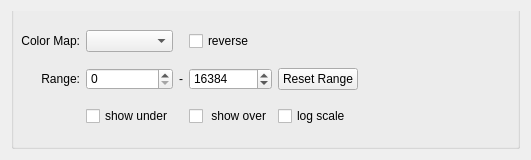
The window that hexrd/ui/resources/ui/color_map_editor.ui (HEXRD/hexrdgui) describes before a commit, drawn with Qt 5.
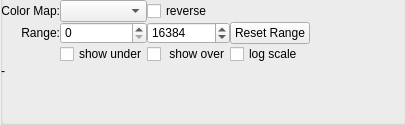
The same window after the commit.

Commit message:
Updated and tweaked UI layout, decimals, quit
A number of minor tweaks to regain empty space, add more default
precision to the form view, and add a quit action to the menu.

Diff of the .ui file:
```diff
--- a/hexrd/ui/resources/ui/color_map_editor.ui
+++ b/hexrd/ui/resources/ui/color_map_editor.ui
@@ -6,13 +6,25 @@
    <rect>
     <x>0</x>
     <y>0</y>
-    <width>531</width>
-    <height>160</height>
+    <width>406</width>
+    <height>125</height>
    </rect>
   </property>
   <layout class="QVBoxLayout" name="verticalLayout_2">
    <property name="spacing">
-    <number>6</number>
+    <number>0</number>
+   </property>
+   <property name="leftMargin">
+    <number>0</number>
+   </property>
+   <property name="topMargin">
+    <number>0</number>
+   </property>
+   <property name="rightMargin">
+    <number>0</number>
+   </property>
+   <property name="bottomMargin">
+    <number>0</number>
    </property>
    <item>
     <widget class="QGroupBox" name="group_box">
@@ -28,15 +40,31 @@
      <property name="checkable">
       <bool>false</bool>
      </property>
+     <layout class="QVBoxLayout" name="verticalLayout">
+      <property name="spacing">
+       <number>0</number>
+      </property>
+      <property name="leftMargin">
+       <number>0</number>
+      </property>
+      <property name="topMargin">
+       <number>0</number>
+      </property>
+      <property name="rightMargin">
+       <number>0</number>
+      </property>
+      <property name="bottomMargin">
+       <number>0</number>
+      </property>
+      <item>
+       <layout class="QHBoxLayout" name="horizontalLayout">
+        <property name="spacing">
+         <number>0</number>
+        </property>
+        <item>
      <layout class="QGridLayout" name="gridLayout">
-      <property name="leftMargin">
-       <number>9</number>
-      </property>
-      <property name="topMargin">
-       <number>9</number>
-      </property>
-      <property name="verticalSpacing">
-       <number>6</number>
+          <property name="spacing">
+           <number>0</number>
       </property>
       <item row="0" column="0">
        <widget class="QLabel" name="label">
@@ -48,50 +76,6 @@
         </property>
        </widget>
       </item>
-      <item row="2" column="1">
-       <widget class="QCheckBox" name="show_under">
-        <property name="toolTip">
-         <string>Color under values as blue</string>
-        </property>
-        <property name="text">
-         <string>show under</string>
-        </property>
-       </widget>
-      </item>
-      <item row="0" column="3">
-       <widget class="QCheckBox" name="reverse">
-        <property name="text">
-         <string>reverse</string>
-        </property>
-       </widget>
-      </item>
-      <item row="2" column="3">
-       <widget class="QCheckBox" name="show_over">
-        <property name="toolTip">
-         <string>Color over values as red</string>
-        </property>
-        <property name="text">
-         <string> show over</string>
-        </property>
-       </widget>
-      </item>
-      <item row="1" column="0">
-       <widget class="QLabel" name="label_2">
-        <property name="text">
-         <string>Range:</string>
-        </property>
-        <property name="alignment">
-         <set>Qt::AlignRight|Qt::AlignTrailing|Qt::AlignVCenter</set>
-        </property>
-       </widget>
-      </item>
-      <item row="1" column="2">
-       <widget class="QLabel" name="label_3">
-        <property name="text">
-         <string>-</string>
-        </property>
-       </widget>
-      </item>
       <item row="0" column="1">
        <widget class="QComboBox" name="color_map">
         <property name="styleSheet">
@@ -102,6 +86,23 @@
         </property>
        </widget>
       </item>
+          <item row="0" column="2">
+           <widget class="QCheckBox" name="reverse">
+            <property name="text">
+             <string>reverse</string>
+            </property>
+           </widget>
+          </item>
+          <item row="1" column="0">
+           <widget class="QLabel" name="label_2">
+            <property name="text">
+             <string>Range:</string>
+            </property>
+            <property name="alignment">
+             <set>Qt::AlignRight|Qt::AlignTrailing|Qt::AlignVCenter</set>
+            </property>
+           </widget>
+          </item>
       <item row="1" column="1">
        <widget class="QSpinBox" name="minimum">
         <property name="keyboardTracking">
@@ -112,20 +113,7 @@
         </property>
        </widget>
       </item>
-      <item row="2" column="5">
-       <spacer name="horizontalSpacer_3">
-        <property name="orientation">
-         <enum>Qt::Horizontal</enum>
-        </property>
-        <property name="sizeHint" stdset="0">
-         <size>
-          <width>40</width>
-          <height>20</height>
-         </size>
-        </property>
-       </spacer>
-      </item>
-      <item row="1" column="3">
+          <item row="1" column="2">
        <widget class="QSpinBox" name="maximum">
         <property name="keyboardTracking">
          <bool>false</bool>
@@ -138,40 +126,7 @@
         </property>
        </widget>
       </item>
-      <item row="0" column="5">
-       <spacer name="horizontalSpacer">
-        <property name="orientation">
-         <enum>Qt::Horizontal</enum>
-        </property>
-        <property name="sizeHint" stdset="0">
-         <size>
-          <width>40</width>
-          <height>20</height>
-         </size>
-        </property>
-       </spacer>
-      </item>
-      <item row="1" column="5">
-       <spacer name="horizontalSpacer_2">
-        <property name="orientation">
-         <enum>Qt::Horizontal</enum>
-        </property>
-        <property name="sizeHint" stdset="0">
-         <size>
-          <width>40</width>
-          <height>20</height>
-         </size>
-        </property>
-       </spacer>
-      </item>
-      <item row="2" column="4">
-       <widget class="QCheckBox" name="log_scale">
-        <property name="text">
-         <string>log scale</string>
-        </property>
-       </widget>
-      </item>
-      <item row="1" column="4">
+          <item row="1" column="3">
        <widget class="QPushButton" name="reset_range">
         <property name="toolTip">
          <string>Reset the range to the boundary values of the images</string>
@@ -180,6 +135,70 @@
          <string>Reset Range</string>
         </property>
        </widget>
+          </item>
+          <item row="2" column="1">
+           <widget class="QCheckBox" name="show_under">
+            <property name="toolTip">
+             <string>Color under values as blue</string>
+            </property>
+            <property name="text">
+             <string>show under</string>
+            </property>
+           </widget>
+          </item>
+          <item row="2" column="2">
+           <widget class="QCheckBox" name="show_over">
+            <property name="toolTip">
+             <string>Color over values as red</string>
+            </property>
+            <property name="text">
+             <string> show over</string>
+            </property>
+           </widget>
+          </item>
+          <item row="2" column="3">
+           <widget class="QCheckBox" name="log_scale">
+            <property name="text">
+             <string>log scale</string>
+            </property>
+           </widget>
+          </item>
+         </layout>
+        </item>
+        <item>
+         <spacer name="horizontalSpacer">
+          <property name="orientation">
+           <enum>Qt::Horizontal</enum>
+          </property>
+          <property name="sizeHint" stdset="0">
+           <size>
+            <width>40</width>
+            <height>20</height>
+           </size>
+          </property>
+         </spacer>
+        </item>
+       </layout>
+      </item>
+      <item>
+       <widget class="QLabel" name="label_3">
+        <property name="text">
+         <string>-</string>
+        </property>
+       </widget>
+      </item>
+      <item>
+       <spacer name="verticalSpacer">
+        <property name="orientation">
+         <enum>Qt::Vertical</enum>
+        </property>
+        <property name="sizeHint" stdset="0">
+         <size>
+          <width>20</width>
+          <height>10</height>
+         </size>
+        </property>
+       </spacer>
       </item>
      </layout>
     </widget>
```
Lines whose indentation alone changed are shown as unchanged. The commit also changes 5 other files.
